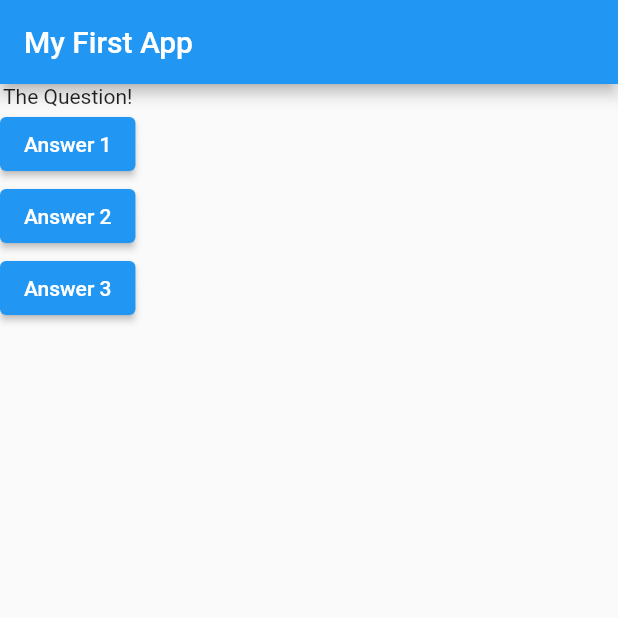
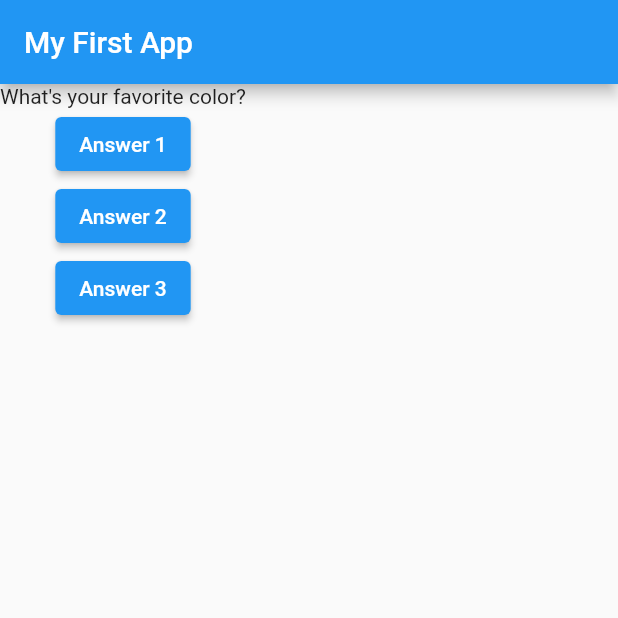
Before and after one commit to dercio-sinione/flutter_quiz, a Flutter app: the screen it shows after launch, on a phone screen of 412 x 824 dp, the top half of it. Run offline on Flutter 3.47's test engine with Material 2 defaults, Android fonts, the phone set to English and light mode, and no system bars.

Commit message:
Clean up

```diff
--- a/lib/main.dart
+++ b/lib/main.dart
@@ -22,7 +22,7 @@ class MyApp extends StatelessWidget {
         ),
         body: Column(
           children: [
-            Text('The Question!'),
+            Text(questions.elementAt(0)),
             ElevatedButton(
               child: Text('Answer 1'),
               onPressed: () => answerQuestion(0),
```
